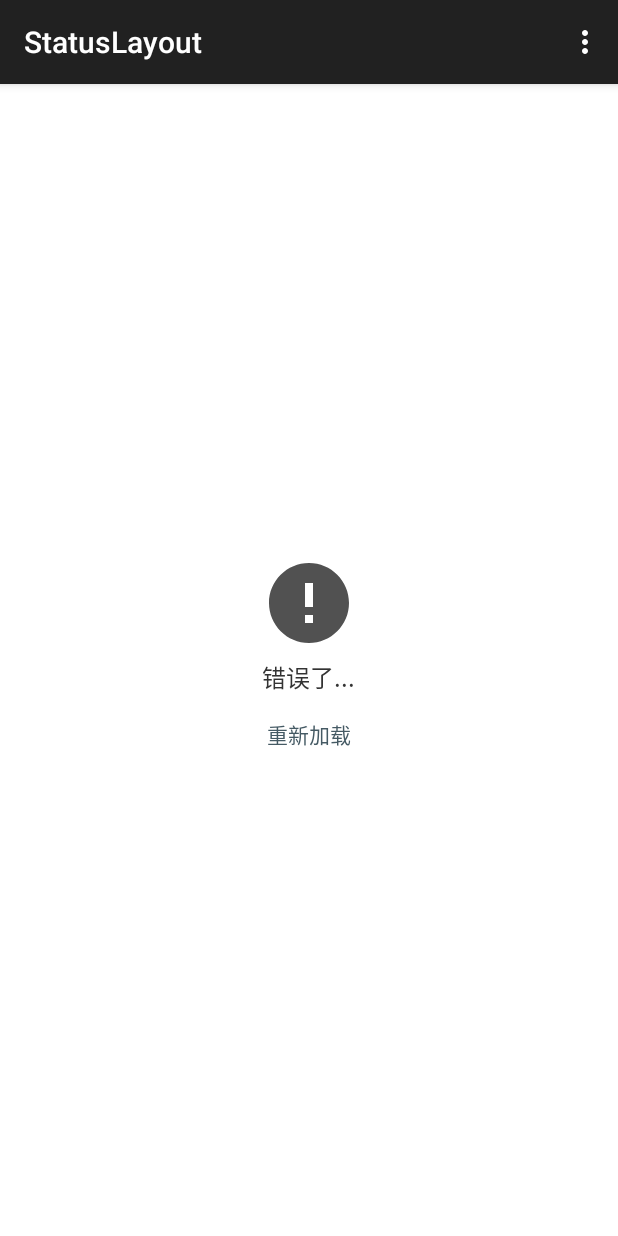
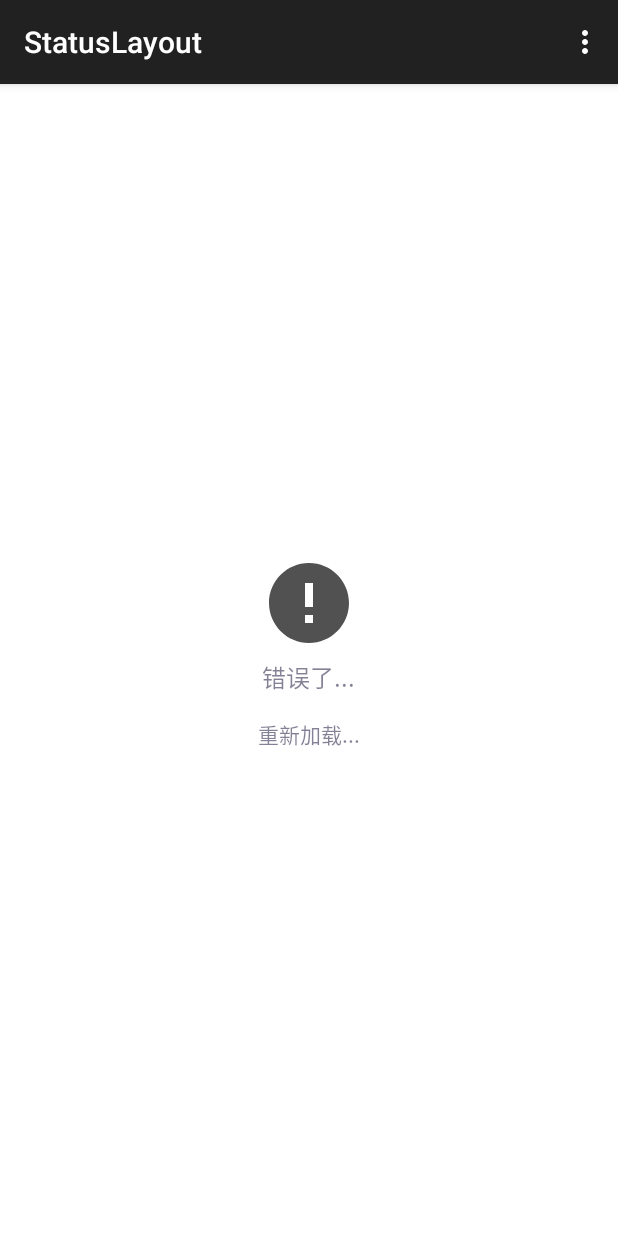
Before and after one commit to GeekBugs/StatusLayout, an Android app: the screen it shows after launch (MainActivity), in the options menu, after a tap on "错误布局", on a phone screen of 412 x 824 dp. Run offline under Robolectric (Android 15) with nearby library versions, the phone set to English and light mode, and no system bars.

Commit message:
[add] 新增设置颜色值

```diff
--- a/library/src/main/java/com/f1reking/statuslayout/library/StatusLayout.kt
+++ b/library/src/main/java/com/f1reking/statuslayout/library/StatusLayout.kt
@@ -29,8 +29,16 @@ class StatusLayout {
     private var emptyText: String = ""
     private var errorText: String = ""
 
+    private var emptyClickText: String = ""
+    private var errorClickText: String = ""
+
     @DrawableRes private var emptyImgID: Int = 0
     @DrawableRes private var errorImgID: Int = 0
+
+    private var emptyTextColorRes: Int = 0
+    private var errorTextColorRes: Int = 0
+    private var emptyClickTextColorRes: Int = 0
+    private var errorClickTextColorRes: Int = 0
 
     private var inflater: LayoutInflater? = null
     private var statusLayoutHelper: StatusLayoutHelper? = null
@@ -59,6 +67,15 @@ class StatusLayout {
         this.errorLayoutID = builder.errorLayoutID
         this.errorText = builder.errorText
         this.errorImgID = builder.errorImgID
+
+        this.emptyClickText = builder.emptyClickText
+        this.errorClickText = builder.errorClickText
+
+        this.emptyTextColorRes = builder.emptyTextColorRes
+        this.errorTextColorRes = builder.errorTextColorRes
+
+        this.emptyClickTextColorRes = builder.emptyClickTextColorRes
+        this.errorClickTextColorRes = builder.errorClickTextColorRes
 
         this.statusClickListener = builder.statusClickListener
         this.statusLayoutHelper = StatusLayoutHelper(contentLayout)
@@ -101,10 +118,14 @@ class StatusLayout {
         if (null == emptyLayout) {
             emptyLayout = inflater(emptyLayoutID)
         }
+
+        val emptyTextView = emptyLayout!!.findViewById<TextView>(R.id.tv_status_empty)
+
         if (!TextUtils.isEmpty(emptyText)) {
-            val emptyTextView = emptyLayout!!.findViewById<TextView>(R.id.tv_status_empty)
             emptyTextView?.text = emptyText
         }
+        emptyTextView.setTextColor(emptyTextColorRes)
+
         if (statusClickListener == null) { //防止出错
             return
         }
@@ -114,10 +135,16 @@ class StatusLayout {
             emptyImageView?.setImageResource(emptyImgID)
         }
 
-        val emptyClickView = emptyLayout!!.findViewById<TextView>(R.id.tv_click_empty)
+        val emptyClickView = emptyLayout!!.findViewById(R.id.tv_click_empty) as TextView
         if (null == emptyClickView) { //防止自定义布局ID出错
             return
         }
+
+        if (!TextUtils.isEmpty(emptyClickText)) {
+            emptyClickView.text = emptyClickText
+        }
+        emptyClickView.setTextColor(emptyClickTextColorRes)
+
         emptyClickView.setOnClickListener {
             statusClickListener!!.onEmptyClick(it)
         }
@@ -135,10 +162,11 @@ class StatusLayout {
         if (null == errorLayout) {
             errorLayout = inflater(errorLayoutID)
         }
+        val errorTextView = errorLayout!!.findViewById<TextView>(R.id.tv_status_error)
         if (!TextUtils.isEmpty(errorText)) {
-            val errorTextView = errorLayout!!.findViewById<TextView>(R.id.tv_status_error)
             errorTextView?.text = errorText
         }
+        errorTextView.setTextColor(errorTextColorRes)
         if (statusClickListener == null) { //防止出错
             return
         }
@@ -148,11 +176,17 @@ class StatusLayout {
             emptyImageView?.setImageResource(errorImgID)
         }
 
-        val view = errorLayout!!.findViewById<TextView>(R.id.tv_click_error)
-        if (null == view) { //防止自定义布局ID出错
+        val errorClickView = errorLayout!!.findViewById(R.id.tv_click_error) as TextView
+        if (null == errorClickView) { //防止自定义布局ID出错
             return
         }
-        view.setOnClickListener {
+
+        if (!TextUtils.isEmpty(errorClickText)) {
+            errorClickView.text = errorClickText
+        }
+        errorClickView.setTextColor(errorClickTextColorRes)
+
+        errorClickView.setOnClickListener {
             statusClickListener!!.onErrorClick(it)
         }
     }
@@ -172,8 +206,16 @@ class StatusLayout {
         var emptyText: String = ""
         var errorText: String = ""
 
+        var emptyClickText: String = ""
+        var errorClickText: String = ""
+
         @DrawableRes var emptyImgID: Int = 0
         @DrawableRes var errorImgID: Int = 0
+
+        var emptyTextColorRes: Int = 0
+        var errorTextColorRes: Int = 0
+        var emptyClickTextColorRes: Int = 0
+        var errorClickTextColorRes: Int = 0
 
         lateinit var statusClickListener: StatusClickListener
 
@@ -182,6 +224,10 @@ class StatusLayout {
             this.loadingLayoutID = R.layout.layout_loading
             this.emptyLayoutID = R.layout.layout_empty
             this.errorLayoutID = R.layout.layout_error
+            this.emptyTextColorRes = contentLayout.context.resources.getColor(R.color.title)
+            this.errorTextColorRes = contentLayout.context.resources.getColor(R.color.title)
+            this.emptyClickTextColorRes = contentLayout.context.resources.getColor(R.color.click)
+            this.errorClickTextColorRes = contentLayout.context.resources.getColor(R.color.click)
         }
 
         fun build(): StatusLayout {
@@ -218,18 +264,39 @@ class StatusLayout {
             return this
         }
 
+        fun setEmptyImg(@DrawableRes emptyImgID: Int): Builder {
+            this.emptyImgID = emptyImgID
+            return this
+        }
+
         fun setEmptyText(emptyText: String): Builder {
             this.emptyText = emptyText
             return this
         }
 
-        fun setEmptyImg(@DrawableRes emptyImgID: Int): Builder {
-            this.emptyImgID = emptyImgID
+        fun setEmptyText(@StringRes emptyTextStringRes: Int): Builder {
+            this.emptyText = contentLayout?.context?.resources?.getString(emptyTextStringRes)!!
             return this
         }
 
-        fun setEmptyText(@StringRes emptyTextStringRes: Int): Builder {
-            this.emptyText = contentLayout?.context?.resources?.getString(emptyTextStringRes)!!
+        fun setEmptyClickText(emptyClickText: String): Builder {
+            this.emptyClickText = emptyClickText
+            return this
+        }
+
+        fun setEmptyClickText(@StringRes emptyClickTextStringRes: Int): Builder {
+            this.emptyClickText = contentLayout?.context?.resources?.getString(
+                emptyClickTextStringRes)!!
+            return this
+        }
+
+        fun setEmptyTextColor(emptyTextStringRes: Int): Builder {
+            this.emptyTextColorRes = emptyTextStringRes
+            return this
+        }
+
+        fun setEmptyClickTextColor(emptyClickTextColorRes: Int): Builder {
+            this.emptyClickTextColorRes = emptyClickTextColorRes
             return this
         }
 
@@ -243,18 +310,39 @@ class StatusLayout {
             return this
         }
 
+        fun setErrorImg(@DrawableRes errorImgID: Int): Builder {
+            this.errorImgID = errorImgID
+            return this
+        }
+
         fun setErrorText(errorText: String): Builder {
             this.errorText = errorText
             return this
         }
 
-        fun setErrorImg(@DrawableRes errorImgID: Int): Builder {
-            this.errorImgID = errorImgID
+        fun setErrorText(@StringRes errorTextStringRes: Int): Builder {
+            this.errorText = contentLayout?.context?.resources?.getString(errorTextStringRes)!!
             return this
         }
 
-        fun setErrorText(@StringRes errorTextStringRes: Int): Builder {
-            this.errorText = contentLayout?.context?.resources?.getString(errorTextStringRes)!!
+        fun setErrorClickText(errorClickText: String): Builder {
+            this.errorClickText = errorClickText
+            return this
+        }
+
+        fun setErrorClickText(@StringRes errorClickTextStringRes: Int): Builder {
+            this.errorClickText = contentLayout?.context?.resources?.getString(
+                errorClickTextStringRes)!!
+            return this
+        }
+
+        fun setErrorTextColor(errorTextStringRes: Int): Builder {
+            this.errorTextColorRes = errorTextStringRes
+            return this
+        }
+
+        fun setErrorClickTextColor(errorClickTextColorRes: Int): Builder {
+            this.errorClickTextColorRes = errorClickTextColorRes
             return this
         }
 
--- a/library/src/main/res/layout/layout_empty.xml
+++ b/library/src/main/res/layout/layout_empty.xml
@@ -20,7 +20,7 @@
         android:layout_height="wrap_content"
         android:layout_marginTop="5dp"
         android:gravity="center"
-        android:text="数据为空"
+        android:text="@string/empty_text"
         android:textColor="@color/title"
         android:textSize="16sp"
         />
@@ -33,7 +33,7 @@
         android:background="?android:attr/selectableItemBackground"
         android:gravity="center"
         android:padding="10dp"
-        android:text="刷新"
+        android:text="@string/empty_click"
         android:textColor="@color/click"
         android:textSize="14sp"
         />
--- a/library/src/main/res/layout/layout_error.xml
+++ b/library/src/main/res/layout/layout_error.xml
@@ -20,7 +20,7 @@
         android:layout_height="wrap_content"
         android:layout_marginTop="5dp"
         android:gravity="center"
-        android:text="发生错误，请重试"
+        android:text="@string/error_text"
         android:textColor="@color/title"
         android:textSize="16sp"
         />
@@ -33,7 +33,7 @@
         android:background="?android:attr/selectableItemBackground"
         android:gravity="center"
         android:padding="10dp"
-        android:text="重新加载"
+        android:text="@string/error_click"
         android:textColor="@color/click"
         android:textSize="14sp"
         />
--- a/library/src/main/res/values/strings.xml
+++ b/library/src/main/res/values/strings.xml
@@ -1,3 +1,7 @@
 <resources>
     <string name="app_name">library</string>
+    <string name="empty_click">刷新</string>
+    <string name="error_click">重新加载</string>
+    <string name="error_text">发生错误，请重试</string>
+    <string name="empty_text">数据为空</string>
 </resources>
--- a/sample/src/main/java/com/f1reking/statuslayout/MainActivity.kt
+++ b/sample/src/main/java/com/f1reking/statuslayout/MainActivity.kt
@@ -6,7 +6,6 @@ import android.view.Menu
 import android.view.MenuItem
 import android.view.View
 import android.widget.Toast
-import com.f1reking.statuslayout.R.id.tv_content
 import com.f1reking.statuslayout.library.StatusClickListener
 import com.f1reking.statuslayout.library.StatusLayout
 import kotlinx.android.synthetic.main.activity_main.tv_content
@@ -24,17 +23,25 @@ class MainActivity : AppCompatActivity() {
     private fun initView() {
         statusLayout = StatusLayout.Builder(tv_content)
             .setLoadingText("加载中...")
-            .setEmptyText("空数据了\ndadwadwadwad")
+            .setEmptyText("空数据了")
             .setErrorText("错误了...")
-            .setStatusClickListener(object :StatusClickListener{
+            .setEmptyClickText("刷新...")
+            .setErrorClickText("重新加载...")
+            .setErrorTextColor(R.color.material_blue_grey_900)
+            .setErrorClickTextColor(R.color.material_blue_grey_900)
+            .setEmptyTextColor(R.color.material_blue_grey_900)
+            .setEmptyClickTextColor(R.color.material_blue_grey_900)
+            .setStatusClickListener(object : StatusClickListener {
                 override fun onEmptyClick(view: View) {
                     println("数据空")
-                    Toast.makeText(this@MainActivity,"数据空",Toast.LENGTH_SHORT).show()
+                    Toast.makeText(this@MainActivity, "数据空", Toast.LENGTH_SHORT)
+                        .show()
                 }
 
                 override fun onErrorClick(view: View) {
                     println("错误")
-                    Toast.makeText(this@MainActivity,"错误",Toast.LENGTH_SHORT).show()
+                    Toast.makeText(this@MainActivity, "错误", Toast.LENGTH_SHORT)
+                        .show()
                 }
             })
             .build()
```
Also changed, not shown: library/build.gradle (+5 -4 lines).
